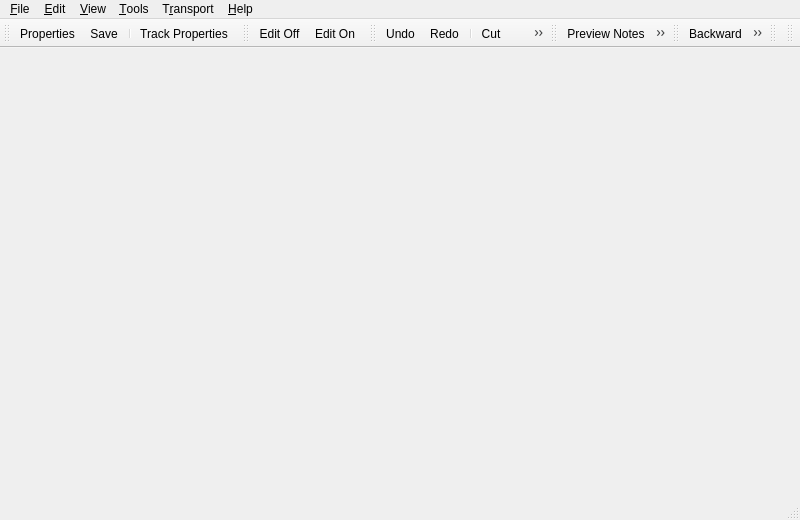
First picture: the form in src/qtractorMidiEditorForm.ui, repository rncbc/qtractor, before the edit.
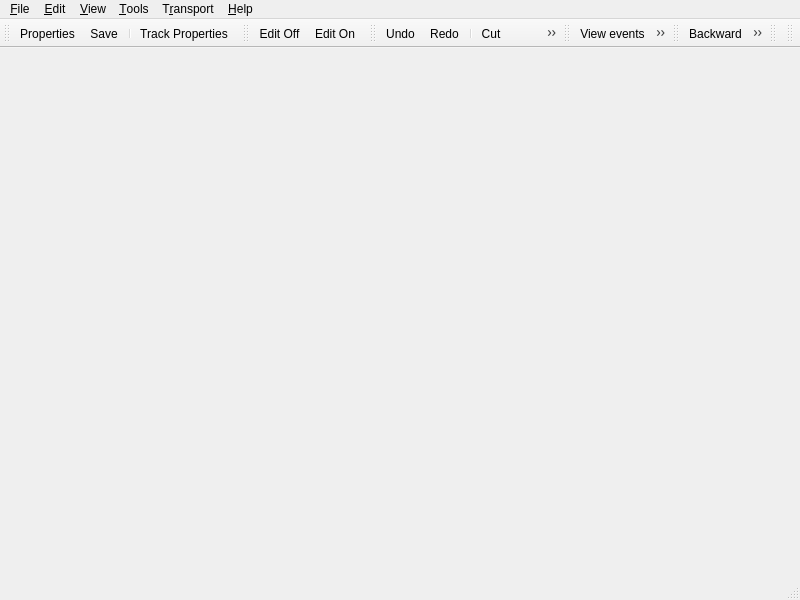
Second picture: the form after the edit. Icons and pictures are not drawn.

Commit message: - Another TODO item bites the dust: MIDI event list editor,   now acessible from the MIDI clip editor menu (View/Events)

The edit to the form file:
```diff
--- a/src/qtractorMidiEditorForm.ui
+++ b/src/qtractorMidiEditorForm.ui
@@ -26,7 +26,7 @@
     <x>0</x>
     <y>0</y>
     <width>800</width>
-    <height>520</height>
+    <height>600</height>
    </rect>
   </property>
   <property name="windowTitle" >
@@ -255,6 +255,8 @@
    <attribute name="toolBarArea" >
     <number>4</number>
    </attribute>
+   <addaction name="viewEventsAction" />
+   <addaction name="separator" />
    <addaction name="viewPreviewAction" />
    <addaction name="viewFollowAction" />
   </widget>
@@ -889,6 +891,26 @@
     <string/>
    </property>
   </action>
+  <action name="viewEventsAction" >
+   <property name="checkable" >
+    <bool>true</bool>
+   </property>
+   <property name="icon" >
+    <iconset resource="../icons/qtractor.qrc" >:/icons/viewEvents.png</iconset>
+   </property>
+   <property name="text" >
+    <string>&amp;Events</string>
+   </property>
+   <property name="iconText" >
+    <string>View events</string>
+   </property>
+   <property name="toolTip" >
+    <string>View events</string>
+   </property>
+   <property name="statusTip" >
+    <string>Show/hide the events list</string>
+   </property>
+  </action>
   <action name="viewPreviewAction" >
    <property name="checkable" >
     <bool>true</bool>
```
Left out of the diff: 4 changed lines with no effect on the pictures. The commit also changes 18 other files.
